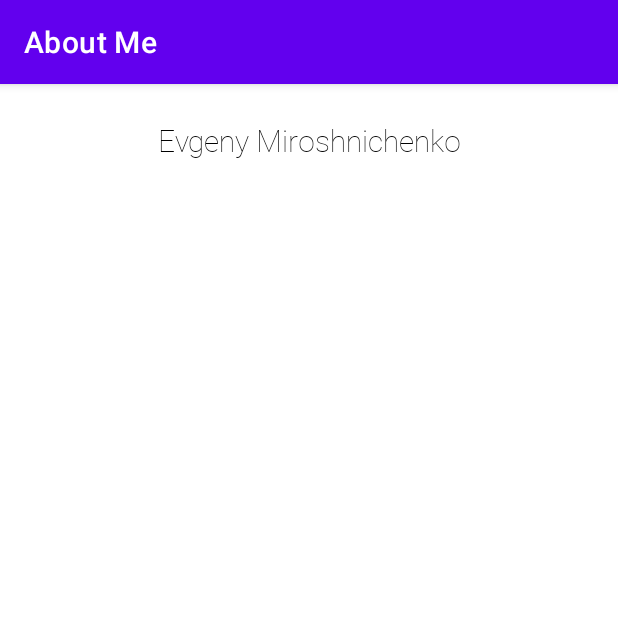
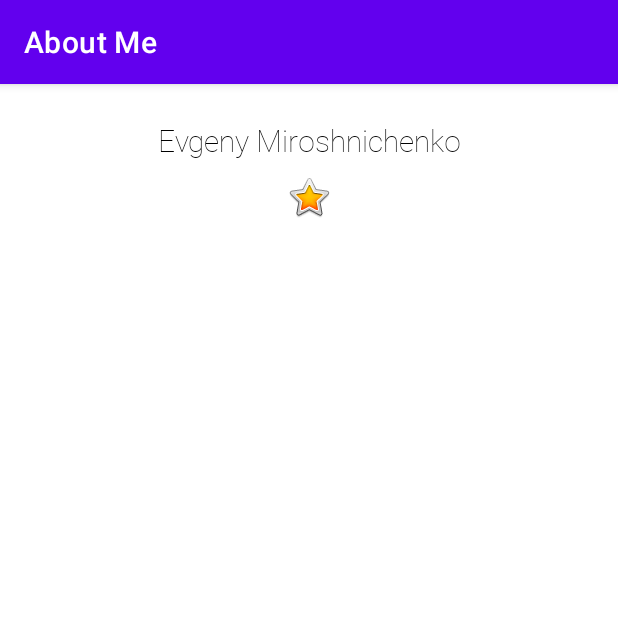
Before and after one commit to dev-center-git-preview/AboutMe, an Android app: the screen it shows after launch (MainActivity), on a phone screen of 412 x 824 dp, the top half of it. Run offline under Robolectric (Android 15) with nearby library versions, the phone set to English and light mode, and no system bars.

Commit message:
Added "Star" image

```diff
--- a/app/src/main/res/layout/activity_main.xml
+++ b/app/src/main/res/layout/activity_main.xml
@@ -1,5 +1,6 @@
 <?xml version="1.0" encoding="utf-8"?>
 <LinearLayout xmlns:android="http://schemas.android.com/apk/res/android"
+    xmlns:app="http://schemas.android.com/apk/res-auto"
     android:layout_width="match_parent"
     android:layout_height="match_parent"
     android:layout_marginTop="@dimen/layout_margin"
@@ -12,4 +13,12 @@
         android:text="@string/name"
         android:textAlignment="center"
         style="@style/NameStyle" />
+
+    <ImageView
+        android:id="@+id/star_image"
+        android:layout_width="match_parent"
+        android:layout_height="wrap_content"
+        android:contentDescription="@string/yellow_star"
+        android:paddingTop="@dimen/small_padding"
+        app:srcCompat="@android:drawable/btn_star_big_on" />
 </LinearLayout>
--- a/app/src/main/res/values/strings.xml
+++ b/app/src/main/res/values/strings.xml
@@ -1,4 +1,5 @@
 <resources>
     <string name="app_name">About Me</string>
     <string name="name">Evgeny Miroshnichenko</string>
+    <string name="yellow_star">Yellow Star</string>
 </resources>
```
